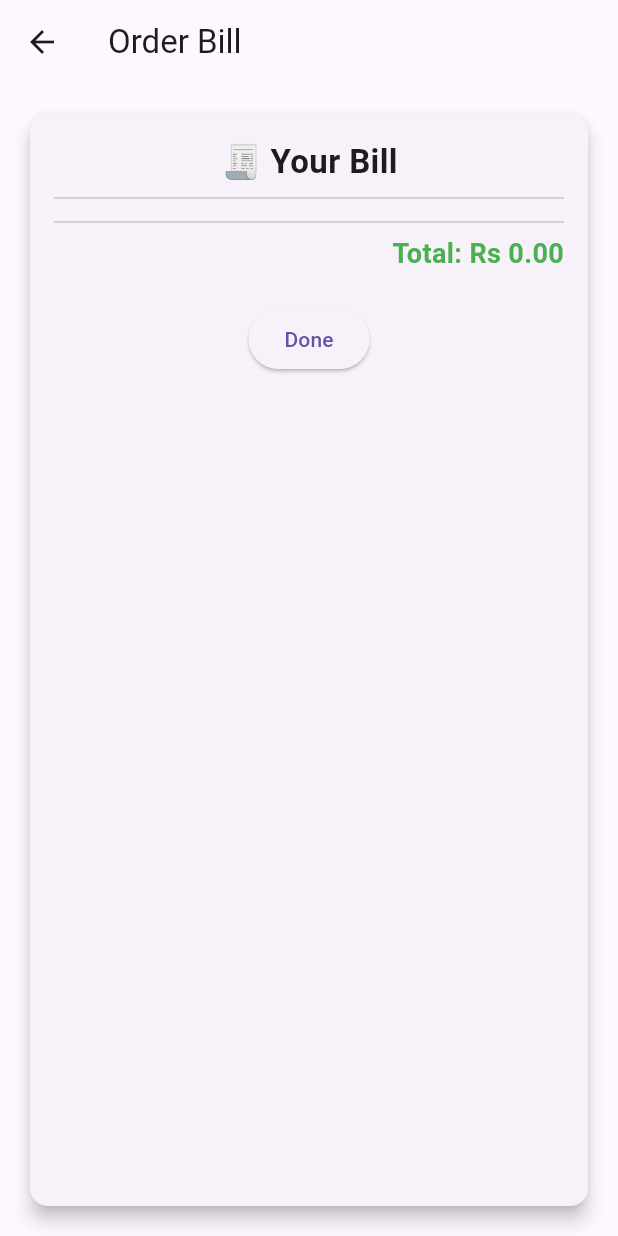
After one commit to Shiven04123/flutter1, a Flutter app: the BillPage screen opened by its route, on a phone screen of 412 x 824 dp. The commit adds this screen. Run offline on Flutter 3.47's test engine with Material 3 defaults, Android fonts, the phone set to English and light mode, and no system bars; our stand-ins replace cloud_firestore, firebase_auth, firebase_core; accounts and stored records are empty.

Commit message:
Added bill generation Functionality

```diff
--- /dev/null
+++ b/lib/bill_page.dart
@@ -0,0 +1,57 @@
+import 'package:flutter/material.dart';
+import 'food.dart';
+
+class BillPage extends StatelessWidget {
+  final List<Food> cartItems;
+  final double totalPrice;
+
+  BillPage({required this.cartItems, required this.totalPrice});
+
+  @override
+  Widget build(BuildContext context) {
+    return Scaffold(
+      appBar: AppBar(title: Text('Order Bill')),
+      body: Padding(
+        padding: const EdgeInsets.all(16.0),
+        child: Card(
+          elevation: 5,
+          shape: RoundedRectangleBorder(borderRadius: BorderRadius.circular(12)),
+          child: Padding(
+            padding: const EdgeInsets.all(16.0),
+            child: Column(
+              crossAxisAlignment: CrossAxisAlignment.start,
+              children: [
+                Center(child: Text('🧾 Your Bill', style: TextStyle(fontSize: 22, fontWeight: FontWeight.bold))),
+                Divider(),
+                ...cartItems.map((food) => ListTile(
+                      title: Text(food.name, style: TextStyle(fontSize: 16)),
+                      trailing: Text('Rs ${food.price.toStringAsFixed(2)}', style: TextStyle(fontWeight: FontWeight.bold)),
+                    )),
+                Divider(),
+                Align(
+                  alignment: Alignment.centerRight,
+                  child: Text(
+                    'Total: Rs ${totalPrice.toStringAsFixed(2)}',
+                    style: TextStyle(fontSize: 18, fontWeight: FontWeight.bold, color: Colors.green),
+                  ),
+                ),
+                SizedBox(height: 20),
+                Center(
+                  child: ElevatedButton(
+                    onPressed: () {
+                      Navigator.pop(context);
+                      ScaffoldMessenger.of(context).showSnackBar(
+                        SnackBar(content: Text('🎉 Order Successfully Placed!'), duration: Duration(seconds: 2)),
+                      );
+                    },
+                    child: Text('Done'),
+                  ),
+                ),
+              ],
+            ),
+          ),
+        ),
+      ),
+    );
+  }
+}
--- a/lib/main.dart
+++ b/lib/main.dart
@@ -6,6 +6,8 @@ import 'home_page.dart';
 import 'cart_page.dart';
 import 'cart_provider.dart';
 import 'login_page.dart'; // ✅ Importing login page
+import 'bill_page.dart'; // ✅ Import Bill Page
+
 
 void main() async {
   WidgetsFlutterBinding.ensureInitialized();
@@ -29,6 +31,7 @@ class CanteenApp extends StatelessWidget {
       routes: {
         '/home': (context) => HomePage(),
         '/cart': (context) => CartPage(),
+         '/bill': (context) => BillPage(cartItems: [], totalPrice: 0.0),
       },
     );
   }
```
Also changed, not shown: lib/cart_page.dart (+22 -10 lines).
